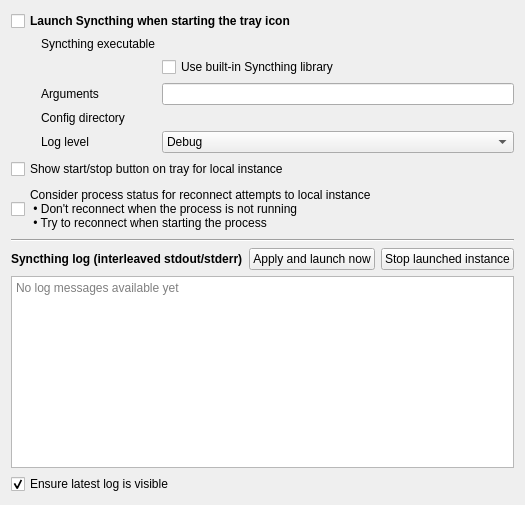
Martchus/syncthingtray, file widgets/settings/launcheroptionpage.ui: the form before one commit.
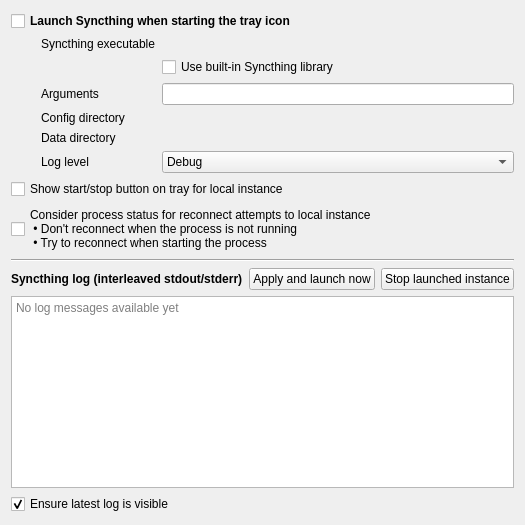
The form after the commit. Icons and pictures are not drawn. Custom widgets are drawn as their Qt base class.

Commit message: Update libsyncthing to v1.5.0, support setting data directory

```diff
--- a/widgets/settings/launcheroptionpage.ui
+++ b/widgets/settings/launcheroptionpage.ui
@@ -71,14 +71,14 @@
       <item row="3" column="1">
        <widget class="QtUtilities::PathSelection" name="configDirPathSelection" native="true"/>
       </item>
-      <item row="4" column="0">
+      <item row="5" column="0">
        <widget class="QLabel" name="logLevelLabel">
         <property name="text">
          <string>Log level</string>
         </property>
        </widget>
       </item>
-      <item row="4" column="1">
+      <item row="5" column="1">
        <widget class="QComboBox" name="logLevelComboBox">
         <item>
          <property name="text">
@@ -107,6 +107,16 @@
         </item>
        </widget>
       </item>
+      <item row="4" column="0">
+       <widget class="QLabel" name="dataDirLabel">
+        <property name="text">
+         <string>Data directory</string>
+        </property>
+       </widget>
+      </item>
+      <item row="4" column="1">
+       <widget class="QtUtilities::PathSelection" name="dataDirPathSelection" native="true"/>
+      </item>
      </layout>
     </widget>
    </item>
```
Left out of the diff: 32 changed lines with no effect on the pictures. The commit also changes 8 other files.
